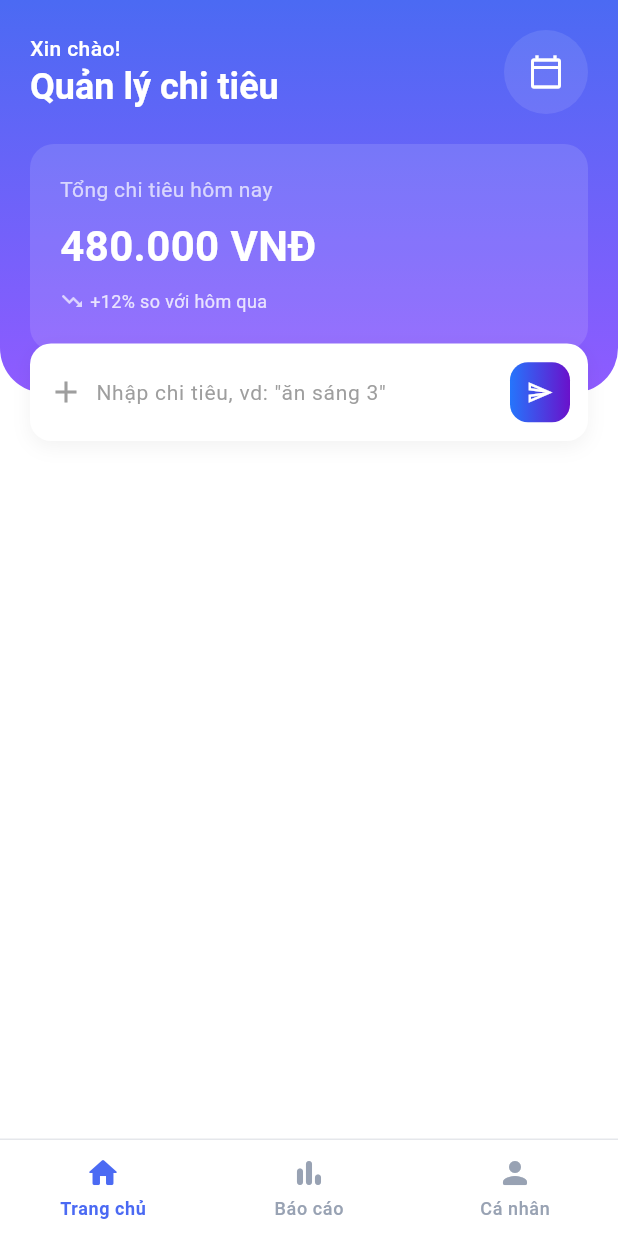
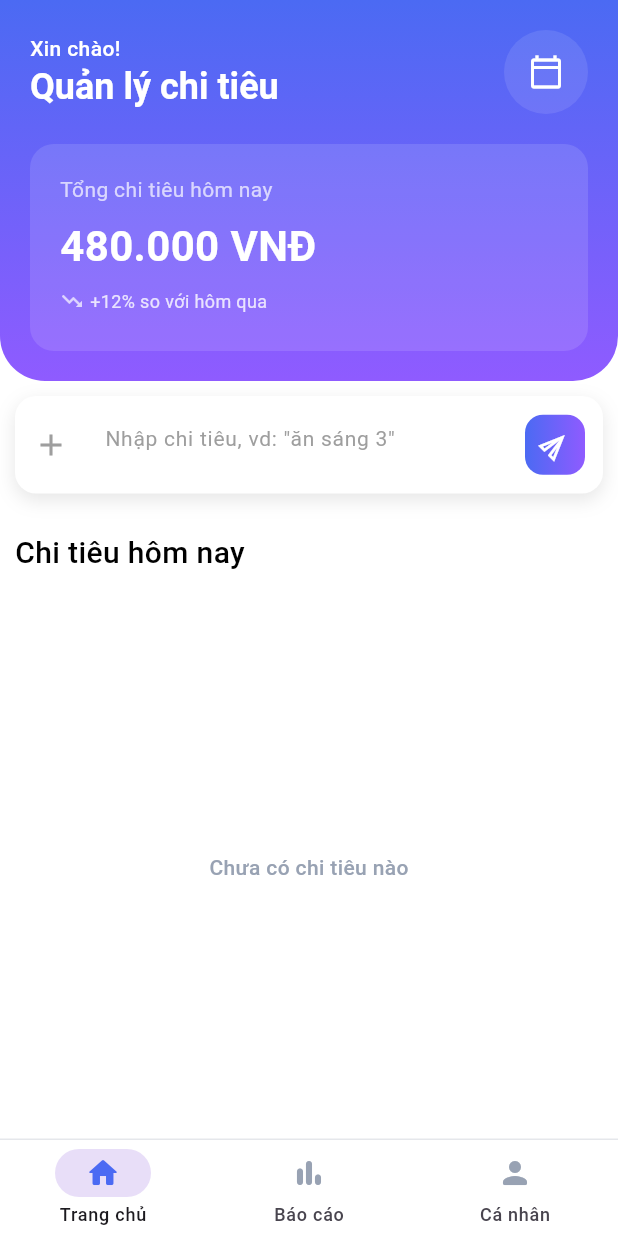
Before and after one commit to Nam147159/AIEX-AIExpenseApp, a Flutter app: the HomeScreen screen opened directly, on a phone screen of 412 x 824 dp. Run offline on Flutter 3.47's test engine with Material 3 defaults, Android fonts, the phone set to English and light mode, and no system bars; our stand-ins replace flutter_riverpod, freezed_annotation, go_router.

Commit message:
Add routing and home screen functionality
- Implemented GoRouter for navigation between Login and Home screens.
- Refactored MainApp to use MaterialApp.router.
- Created HomeViewModel to manage state and expenses.
- Enhanced HomeScreen with expense input and display features.
- Updated AppTextField for better customization.
- Added necessary dependencies in pubspec.yaml and updated pubspec.lock.

```diff
--- a/lib/ui/HomeScreen/screen/home_screen.dart
+++ b/lib/ui/HomeScreen/screen/home_screen.dart
@@ -1,35 +1,27 @@
+import 'dart:math' as math;
+import 'package:ai_expense/ui/HomeScreen/view_models/home_viewmodel.dart';
+import 'package:ai_expense/ui/core/ui/text_field.dart';
 import 'package:flutter/material.dart';
+import 'package:flutter_riverpod/flutter_riverpod.dart';
 import '../../core/themes/app_colors.dart';
 // import '../../core/ui/text_field.dart';
 import 'package:ai_expense/l10n/app_localizations.dart';
 
-class HomeScreen extends StatefulWidget {
+class HomeScreen extends ConsumerStatefulWidget {
   const HomeScreen({super.key});
 
   @override
-  State<HomeScreen> createState() => _HomeScreenState();
+  ConsumerState<HomeScreen> createState() => _HomeScreenState();
 }
-class _HomeScreenState extends State<HomeScreen> {
+class _HomeScreenState extends ConsumerState<HomeScreen> {
   int _selectedIndex = 0;
-
-  @override
-  void initState() {
-    super.initState();
-  }
-
-  void _onNavItemTap(int index) {
-    setState(() => _selectedIndex = index);
-  }
-
-  @override
-  void dispose() {
-    super.dispose();
-  }
 
   @override
   Widget build(BuildContext context) {
     final theme = Theme.of(context);
     final gradientColors = [AppColors.gradientColorStart, AppColors.gradientColorEnd];
+    final state = ref.watch(homeViewModelProvider);
+    final viewModel = ref.read(homeViewModelProvider.notifier);
 
     return Scaffold(
       backgroundColor: Colors.white,
@@ -58,30 +50,57 @@ class _HomeScreenState extends State<HomeScreen> {
 
                   const SizedBox(height: 20),
 
-                Stack(
-                  clipBehavior: Clip.none,
-                  children: [
                   _buildTotalExpenseCard(theme),
-                    Positioned(
-                      left: 0,
-                      right: 0,
-                      bottom: -60,
-                      child: _buildExpenseInput(),
-                    )
-                  ],
-                ),
 
-                const SizedBox(height: 28)
+                  const SizedBox(height: 20)
                 ],
               )
             ),
+
+            _buildExpenseInput(),
+
+            Padding(
+              padding: EdgeInsets.symmetric(horizontal: 10, vertical: 15),
+              child: Align(
+                alignment: Alignment.centerLeft,
+                child: Text(
+                  "Chi tiêu hôm nay",
+                  textAlign: TextAlign.left,
+                  style: theme.textTheme.bodyMedium?.copyWith(
+                    color: Colors.black,
+                    fontWeight: FontWeight.w500,
+                    fontSize: 20
+                  ),
+                ),
+              ),
+            ),
+
             Expanded(
               child: Container(
                 decoration: const BoxDecoration(
                     color: Colors.white,
                     borderRadius: BorderRadius.vertical(top: Radius.circular(32)),
                 ),
-                child: const SizedBox.shrink(),
+                child: state.expenses.isEmpty
+                    ? Center(
+                        child: Text(
+                          'Chưa có chi tiêu nào',
+                          style: theme.textTheme.bodyMedium?.copyWith(
+                            color: const Color(0xFF98A2B3),
+                            fontWeight: FontWeight.w500,
+                          ),
+                        ),
+                      )
+                    : ScrollConfiguration(
+                        behavior: const _NoStretchScrollBehavior(),
+                        child: ListView.separated(
+                          physics: const ClampingScrollPhysics(),
+                          padding: const EdgeInsets.fromLTRB(10, 0, 10, 12),
+                          itemCount: state.expenses.length,
+                          separatorBuilder: (_, __) => const SizedBox(height: 10),
+                          itemBuilder: (context, index) => _buildExpenseCard(theme, state.expenses[index], viewModel),
+                        ),
+                      ),
               ),
             ),
           ],
@@ -153,7 +172,6 @@ class _HomeScreenState extends State<HomeScreen> {
             style: TextStyle(color: Colors.white, fontSize: 28, fontWeight: FontWeight.bold),
           ),
           const SizedBox(height: 8),
-          // Row hiển thị phần trăm tăng giảm
           Row(
             children: [
               const Icon(Icons.trending_down, color: Colors.white70, size: 16),
@@ -164,24 +182,28 @@ class _HomeScreenState extends State<HomeScreen> {
               ),
             ],
           ),
-          const SizedBox(height: 5), // Chừa khoảng trống bên trong đáy để không bị thanh input đè chữ
+          const SizedBox(height: 5),
         ],
       ),
     );
   }
 
   Widget _buildExpenseInput() {
+    final gradientColors = [AppColors.gradientColorStart, AppColors.gradientColorEnd];
+    final viewModel = ref.read(homeViewModelProvider.notifier);
+
     return Container(
       height: 65,
-      padding: const EdgeInsets.symmetric(horizontal: 12),
+      margin: EdgeInsets.all(10),
+      padding: const EdgeInsets.all(12),
       decoration: BoxDecoration(
         color: Colors.white,
         borderRadius: BorderRadius.circular(14),
         boxShadow: [
           BoxShadow(
-            color: Colors.black.withValues(alpha: 0.05),
+            color: Colors.black.withValues(alpha: 0.1),
             blurRadius: 10,
-            offset: const Offset(0, 4), // Đổ bóng nhẹ xuống dưới cho thật mắt
+            offset: const Offset(0, 4),
           ),
         ],
       ),
@@ -189,29 +211,124 @@ class _HomeScreenState extends State<HomeScreen> {
         children: [
           const Icon(Icons.add, color: Colors.grey),
           const SizedBox(width: 8),
-          const Expanded(
-            child: TextField(
+          Expanded(
+            child: AppTextField(
+              label: null,
+              hintText: 'Nhập chi tiêu, vd: "ăn sáng 3"',
+              controller: viewModel.inputController,
+              keyboardType: TextInputType.text,
               decoration: InputDecoration(
-                hintText: 'Nhập chi tiêu, vd: "ăn sáng 3"',
                 hintStyle: TextStyle(color: Colors.grey, fontSize: 14),
-                border: InputBorder.none, // Ẩn đường gạch chân mặc định của TextField
+                border: InputBorder.none,
               ),
+            )
           ),
-          ),
-          // Nút gửi có màu Gradient tròn bo góc vuông nhỏ
           Container(
             width: 40,
             height: 40,
             decoration: BoxDecoration(
-              gradient: const LinearGradient(
-                colors: [Color(0xFF2575FC), Color(0xFF6A11CB)],
+              gradient: LinearGradient(
+                colors: gradientColors,
               ),
               borderRadius: BorderRadius.circular(12),
             ),
             child: IconButton(
-              icon: const Icon(Icons.send_outlined, color: Colors.white, size: 18),
-              onPressed: () {},
+              icon: Transform.rotate(
+                angle: -math.pi / 4,
+                child: const Icon(Icons.send_outlined, color: Colors.white, size: 20),
               ),
+              onPressed: () {
+                final created = viewModel.addExpenseFromInput();
+                if (created) {
+                  FocusScope.of(context).unfocus();
+                }
+              },
+            ),
+          ),
+        ],
+      ),
+    );
+  }
+
+  Widget _buildExpenseCard(ThemeData theme, ExpenseItem expense, HomeViewModel viewModel) {
+    return Container(
+      width: double.infinity,
+      height: 85,
+      padding: const EdgeInsets.symmetric(horizontal: 14, vertical: 12),
+      decoration: BoxDecoration(
+        color: Colors.white,
+        borderRadius: BorderRadius.circular(16),
+        border: Border.all(
+          color: const Color(0xFFE8EBF0),
+          width: 1,
+        ),
+        boxShadow: [
+          BoxShadow(
+            color: Colors.black.withValues(alpha: 0.1),
+            blurRadius: 10,
+            offset: const Offset(0, 4),
+          ),
+        ],
+      ),
+      child: Row(
+        children: [
+          Container(
+            width: 38,
+            height: 38,
+            decoration: BoxDecoration(
+              color: const Color(0xFFE9F2FF),
+              borderRadius: BorderRadius.circular(12),
+            ),
+            child: Icon(
+              expense.icon,
+              size: 20,
+              color: const Color(0xFF3B82F6),
+            ),
+          ),
+          const SizedBox(width: 12),
+          Expanded(
+            child: Column(
+              crossAxisAlignment: CrossAxisAlignment.start,
+              mainAxisSize: MainAxisSize.min,
+              children: [
+                Text(
+                  expense.title,
+                  style: theme.textTheme.titleMedium?.copyWith(
+                    color: const Color(0xFF101828),
+                    fontWeight: FontWeight.w600,
+                  ),
+                ),
+                const SizedBox(height: 2),
+                Text(
+                  '${expense.category} • ${expense.time}',
+                  style: theme.textTheme.bodySmall?.copyWith(
+                    color: const Color(0xFF667085),
+                    fontWeight: FontWeight.w500,
+                  ),
+                ),
+              ],
+            ),
+          ),
+          const SizedBox(width: 8),
+          Column(
+            crossAxisAlignment: CrossAxisAlignment.end,
+            mainAxisSize: MainAxisSize.min,
+            children: [
+              Text(
+                viewModel.formatAmount(expense.amount),
+                style: theme.textTheme.titleMedium?.copyWith(
+                  color: const Color(0xFFFF2B2B),
+                  fontWeight: FontWeight.w700,
+                ),
+              ),
+              Text(
+                'VNĐ',
+                style: theme.textTheme.labelSmall?.copyWith(
+                  color: const Color(0xFF667085),
+                  fontWeight: FontWeight.w500,
+                ),
+              ),
+            ],
           ),
         ],
       ),
@@ -231,43 +348,46 @@ class _HomeScreenState extends State<HomeScreen> {
         ),
       ),
       child: NavigationBar(
+        selectedIndex: _selectedIndex,
         elevation: 0,
         height: 64,
         backgroundColor: Colors.white,
+        onDestinationSelected: (index) {
+          setState(() {
+            _selectedIndex = index;
+          });
+        },
         destinations: [
-          _buildNavigationItem(theme, Icons.home_rounded, l10n.homePage, 0),
-          _buildNavigationItem(theme, Icons.bar_chart_rounded, l10n.statisticPage, 1),
-          _buildNavigationItem(theme, Icons.person_rounded, l10n.personalPage, 2),
+          _buildNavigationItem(theme, Icons.home_rounded, l10n.homePage),
+          _buildNavigationItem(theme, Icons.bar_chart_rounded, l10n.statisticPage),
+          _buildNavigationItem(theme, Icons.person_rounded, l10n.personalPage),
         ],
       ),
     );
   }
 
-  Widget _buildNavigationItem(ThemeData theme, IconData icon, String label, int index) {
-    final selected = _selectedIndex == index;
-
-    return InkWell(
-      onTap: () => _onNavItemTap(index),
-      borderRadius: BorderRadius.circular(20),
-      child: Column(
-        mainAxisSize: MainAxisSize.min,
-        mainAxisAlignment: MainAxisAlignment.center,
-        children: [
-          Icon(
+  Widget _buildNavigationItem(ThemeData theme, IconData icon, String label) {
+    return NavigationDestination(
+      icon: Icon(
         icon,
         size: 24,
-            color: selected ? AppColors.gradientColorStart : const Color(0xFF98A2B3),
+        color: const Color(0xFF98A2B3),
       ),
-          const SizedBox(height: 4),
-          Text(
-            label,
-            style: theme.textTheme.bodySmall?.copyWith(
-              color: selected ? AppColors.gradientColorStart : const Color(0xFF98A2B3),
-              fontWeight: selected ? FontWeight.w700 : FontWeight.w500,
+      selectedIcon: Icon(
+        icon,
+        size: 24,
+        color: AppColors.gradientColorStart,
       ),
-          ),
-        ],
-      ),
+      label: label,
     );
   }
 }
+
+class _NoStretchScrollBehavior extends MaterialScrollBehavior {
+  const _NoStretchScrollBehavior();
+
+  @override
+  Widget buildOverscrollIndicator(BuildContext context, Widget child, ScrollableDetails details) {
+    return child;
+  }
+}
--- /dev/null
+++ b/lib/ui/HomeScreen/view_models/home_viewmodel.dart
@@ -0,0 +1,159 @@
+import 'package:flutter/material.dart';
+import 'package:flutter_riverpod/flutter_riverpod.dart';
+
+class HomeState {
+  final String input;
+  final String displayText;
+  final List<ExpenseItem> expenses;
+
+  const HomeState({
+    this.input = '',
+    this.displayText = '',
+    this.expenses = const [],
+  });
+
+  HomeState copyWith({
+    String? input,
+    String? displayText,
+    List<ExpenseItem>? expenses,
+  }) {
+    return HomeState(
+      input: input ?? this.input,
+      displayText: displayText ?? this.displayText,
+      expenses: expenses ?? this.expenses,
+    );
+  }
+}
+
+final homeViewModelProvider =
+    AutoDisposeStateNotifierProvider<HomeViewModel, HomeState>(
+  (ref) => HomeViewModel(),
+);
+
+class HomeViewModel extends StateNotifier<HomeState> {
+  HomeViewModel(): super(const HomeState());
+
+  final TextEditingController inputController = TextEditingController();
+
+  String get input => state.input;
+  String get displayText => state.displayText;
+
+  void updateInput(String value) {
+    state = state.copyWith(input: value, displayText: value);
+  }
+
+  void clearInput() {
+    inputController.clear();
+    state = state.copyWith(input: '', displayText: '');
+  }
+
+  bool addExpenseFromInput() {
+    final input = inputController.text.trim();
+    if (input.isEmpty) {
+      return false;
+    }
+
+    final parts = input.split(RegExp(r'\s+'));
+    final lastToken = parts.isNotEmpty ? parts.last : '';
+    final parsedAmount = int.tryParse(lastToken.replaceAll('.', '').replaceAll(',', ''));
+
+    var title = input;
+    var amount = 0;
+
+    if (parsedAmount != null) {
+      title = parts.sublist(0, parts.length - 1).join(' ').trim();
+      amount = parsedAmount * 1000;
+    }
+
+    if (title.isEmpty) {
+      title = 'Chi tiêu';
+    }
+
+    final now = DateTime.now();
+    final hour = now.hour.toString().padLeft(2, '0');
+    final minute = now.minute.toString().padLeft(2, '0');
+
+    final newItem = ExpenseItem(
+      title: title,
+      category: _resolveCategory(title),
+      time: '$hour:$minute',
+      amount: amount,
+      icon: _resolveExpenseIcon(title),
+    );
+
+    state = state.copyWith(
+      input: '',
+      displayText: '',
+      expenses: [newItem, ...state.expenses],
+    );
+    inputController.clear();
+    return true;
+  }
+
+  String formatAmount(int amount) {
+    final absDigits = amount.abs().toString();
+    final reversed = absDigits.split('').reversed.toList();
+    final chunks = <String>[];
+
+    for (var i = 0; i < reversed.length; i += 3) {
+      final end = (i + 3 < reversed.length) ? i + 3 : reversed.length;
+      final chunk = reversed.sublist(i, end).reversed.join();
+      chunks.add(chunk);
+    }
+
+    final formatted = chunks.reversed.join('.');
+    return '-$formatted';
+  }
+
+  String _resolveCategory(String title) {
+    final normalized = title.toLowerCase();
+
+    if (normalized.contains('an') || normalized.contains('sang') || normalized.contains('trua') || normalized.contains('toi')) {
+      return 'Ăn uống';
+    }
+    if (normalized.contains('xe') || normalized.contains('taxi') || normalized.contains('grab')) {
+      return 'Di chuyển';
+    }
+    if (normalized.contains('cafe') || normalized.contains('tra sua') || normalized.contains('nuoc')) {
+      return 'Đồ uống';
+    }
+    return 'Khác';
+  }
+
+  IconData _resolveExpenseIcon(String title) {
+    final normalized = title.toLowerCase();
+
+    if (normalized.contains('an') || normalized.contains('sang') || normalized.contains('trua') || normalized.contains('toi')) {
+      return Icons.fastfood_outlined;
+    }
+    if (normalized.contains('xe') || normalized.contains('taxi') || normalized.contains('grab')) {
+      return Icons.directions_car_filled_outlined;
+    }
+    if (normalized.contains('cafe') || normalized.contains('tra sua') || normalized.contains('nuoc')) {
+      return Icons.local_cafe_outlined;
+    }
+    return Icons.receipt_long_outlined;
+  }
+
+  @override
+  void dispose() {
+    inputController.dispose();
+    super.dispose();
+  }
+}
+
+class ExpenseItem {
+  const ExpenseItem({
+    required this.title,
+    required this.category,
+    required this.time,
+    required this.amount,
+    required this.icon,
+  });
+
+  final String title;
+  final String category;
+  final String time;
+  final int amount;
+  final IconData icon;
+}
--- a/lib/ui/LoginScreen/view_models/login_viewmodel.dart
+++ b/lib/ui/LoginScreen/view_models/login_viewmodel.dart
@@ -71,6 +71,7 @@ class LoginViewModel extends StateNotifier<LoginState> {
         isLoading: false,
         successMessage: 'Đăng nhập thành công!'
       );
+
     } else {
       state = state.copyWith(
         isLoading: false,
--- a/lib/ui/core/ui/text_field.dart
+++ b/lib/ui/core/ui/text_field.dart
@@ -5,58 +5,81 @@ import '../themes/app_text_styles.dart';
 class AppTextField extends StatelessWidget {
   const AppTextField({
     super.key,
-    required this.label,
+    this.label,
     required this.hintText,
     required this.controller,
     this.obscureText = false,
     this.keyboardType = TextInputType.text,
+    this.decoration
   });
 
-  final String label;
+  final String? label;
   final String hintText;
   final TextEditingController controller;
   final bool obscureText;
   final TextInputType keyboardType;
+  final InputDecoration? decoration;
 
   @override
   Widget build(BuildContext context) {
-    return Column(
+    final defaultBorder = OutlineInputBorder(
+      borderRadius: BorderRadius.circular(18),
+      borderSide: const BorderSide(color: AppColors.inputBorderColorUnfocused),
+    );
+    final defaultFocusedBorder = OutlineInputBorder(
+      borderRadius: BorderRadius.circular(18),
+      borderSide: const BorderSide(color: AppColors.inputBorderColorFocused),
+    );
+
+    final inputDecoration = (decoration ?? const InputDecoration()).copyWith(
+      hintText: decoration?.hintText ?? hintText,
+      hintStyle: decoration?.hintStyle ?? AppTextStyles.hint,
+      contentPadding: decoration?.contentPadding ?? const EdgeInsets.symmetric(
+        horizontal: 16,
+        vertical: 16,
+      ),
+      border: decoration?.border ?? defaultBorder,
+      enabledBorder: decoration?.enabledBorder ?? (decoration?.border == null ? defaultBorder : null),
+      focusedBorder: decoration?.focusedBorder ?? (decoration?.border == null ? defaultFocusedBorder : null),
+      filled: decoration?.filled,
+      fillColor: decoration?.fillColor,
+      labelText: decoration?.labelText,
+      prefixIcon: decoration?.prefixIcon,
+      suffixIcon: decoration?.suffixIcon,
+      prefixText: decoration?.prefixText,
+      suffixText: decoration?.suffixText,
+      helperText: decoration?.helperText,
+      errorText: decoration?.errorText,
+      counterText: decoration?.counterText,
+      isDense: decoration?.isDense,
+      alignLabelWithHint: decoration?.alignLabelWithHint,
+      constraints: decoration?.constraints,
+    );
+
+    return label != null
+      ? Column(
           crossAxisAlignment: CrossAxisAlignment.start,
           children: [
             Text(
-          label,
-          style: AppTextStyles.label
+              label!,
+              style: AppTextStyles.label,
             ),
             const SizedBox(height: 10),
-        TextFormField(
+            TextField(
               controller: controller,
               obscureText: obscureText,
               keyboardType: keyboardType,
-          decoration: InputDecoration(
-            hintText: hintText,
-            hintStyle: AppTextStyles.hint,
-            // filled: true,
-            // fillColor: const Color(0xFFF8F9FF),
-            contentPadding: const EdgeInsets.symmetric(
-              horizontal: 16,
-              vertical: 16,
-            ),
-            border: OutlineInputBorder(
-              borderRadius: BorderRadius.circular(18),
-              borderSide: const BorderSide(color: AppColors.inputBorderColorUnfocused
-              ),
-            ),
-            enabledBorder: OutlineInputBorder(
-              borderRadius: BorderRadius.circular(18),
-              borderSide: const BorderSide(color: AppColors.inputBorderColorUnfocused),
-            ),
-            focusedBorder: OutlineInputBorder(
-              borderRadius: BorderRadius.circular(18),
-              borderSide: const BorderSide(color: AppColors.inputBorderColorFocused),
-            ),
-          ),
+              enabled: decoration?.enabled ?? true,
+              decoration: inputDecoration,
             ),
           ],
+        )
+      : TextField(
+          controller: controller,
+          obscureText: obscureText,
+          keyboardType: keyboardType,
+          enabled: decoration?.enabled ?? true,
+          decoration: inputDecoration,
         );
   }
 }
--- a/pubspec.yaml
+++ b/pubspec.yaml
@@ -15,6 +15,7 @@ dependencies:
   flutter_localizations:
     sdk: flutter
   intl: any
+  go_router: ^17.0.0
 
 dev_dependencies:
   flutter_test:
```
Also changed, not shown: lib/main.dart (+7 -5 lines), lib/router.dart (added, +25 -0 lines), lib/ui/LoginScreen/screen/login_screen.dart (+6 -7 lines), pubspec.lock. Lines whose indentation alone changed are shown as unchanged.
